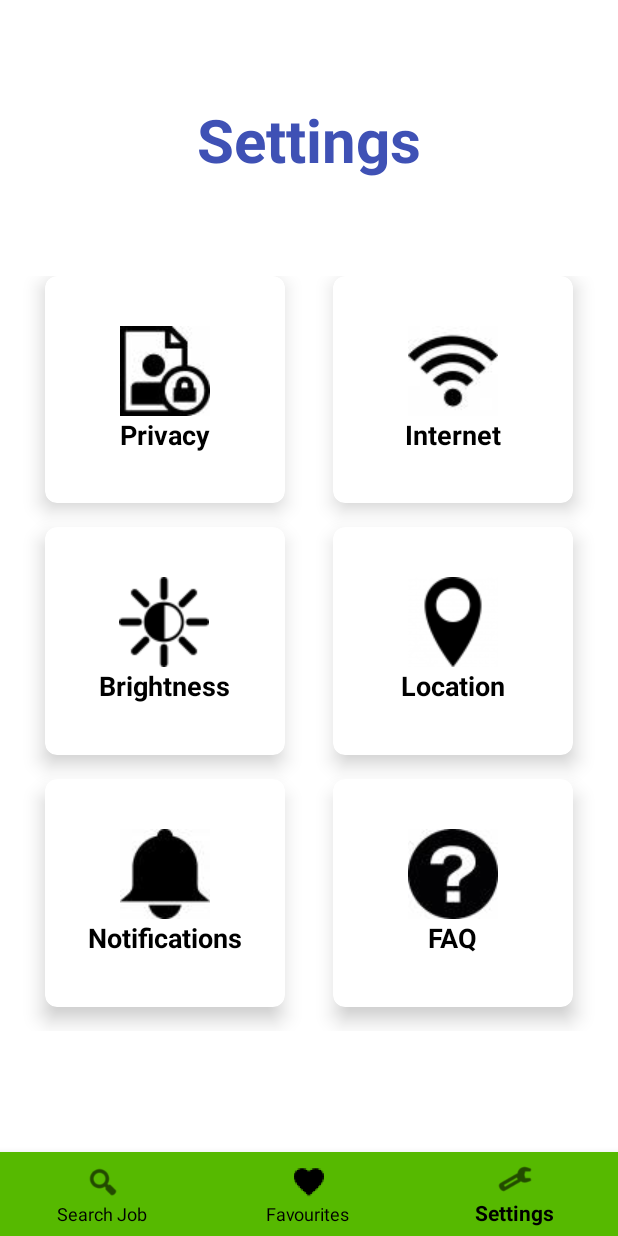
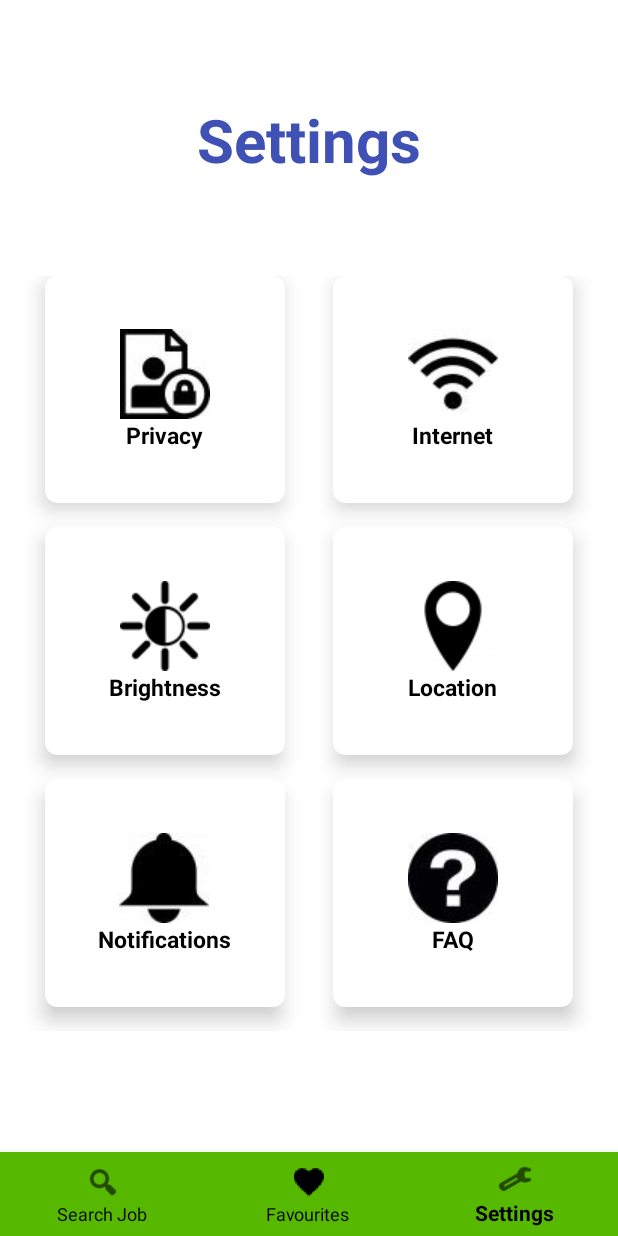
Before and after one commit to devduel/GitJobs, an Android app: the screen it shows after launch (RootActivity), item 3 of the bottom bar chosen, on a phone screen of 412 x 824 dp. Run offline under Robolectric (Android 15) with nearby library versions, the phone set to English and light mode, and no system bars.

Commit message:
Some layout changes.

```diff
--- a/app/src/main/res/drawable/round_track.xml
+++ b/app/src/main/res/drawable/round_track.xml
@@ -2,14 +2,14 @@
 <selector xmlns:android="http://schemas.android.com/apk/res/android">
 <item android:state_checked="true" >
     <shape android:shape="rectangle">
-        <solid android:color="@color/colorGreen" ></solid>
+        <solid android:color="@color/blue" ></solid>
 
         <corners android:radius="20dp"/>
     </shape>
 </item>
     <item android:state_checked="false">
         <shape android:shape="rectangle">
-            <solid android:color="@color/red" ></solid>
+            <solid android:color="@color/blue1" ></solid>
             <corners android:radius="20dp"/>
         </shape>
     </item>
--- a/app/src/main/res/layout/fragment_settings.xml
+++ b/app/src/main/res/layout/fragment_settings.xml
@@ -55,7 +55,7 @@
                 android:layout_margin="16dp"
                 android:orientation="vertical"
                 android:layout_width="wrap_content"
-                android:layout_height="wrap_content">
+                android:layout_height="80dp">
 
                 <ImageView
                     android:src="@drawable/privacy"
@@ -66,7 +66,7 @@
                     android:text="Privacy"
                     android:layout_gravity="center"
                     android:textColor="@android:color/black"
-                    android:textSize="18sp"
+                    android:textSize="15sp"
                     android:textStyle="bold"
                     android:layout_width="wrap_content"
                     android:layout_height="wrap_content" />
@@ -92,7 +92,7 @@
                 android:layout_margin="16dp"
                 android:orientation="vertical"
                 android:layout_width="wrap_content"
-                android:layout_height="wrap_content">
+                android:layout_height="80dp">
 
                 <ImageView
                     android:src="@drawable/wifi"
@@ -103,7 +103,7 @@
                     android:text="Internet"
                     android:layout_gravity="center"
                     android:textColor="@android:color/black"
-                    android:textSize="18sp"
+                    android:textSize="15sp"
                     android:textStyle="bold"
                     android:layout_width="wrap_content"
                     android:layout_height="wrap_content" />
@@ -131,7 +131,7 @@
                 android:layout_margin="16dp"
                 android:orientation="vertical"
                 android:layout_width="wrap_content"
-                android:layout_height="wrap_content">
+                android:layout_height="80dp">
 
                 <ImageView
                     android:src="@drawable/brightness"
@@ -142,7 +142,7 @@
                     android:text="Brightness"
                     android:layout_gravity="center"
                     android:textColor="@android:color/black"
-                    android:textSize="18sp"
+                    android:textSize="15sp"
                     android:textStyle="bold"
                     android:layout_width="wrap_content"
                     android:layout_height="wrap_content" />
@@ -168,7 +168,7 @@
                 android:layout_margin="16dp"
                 android:orientation="vertical"
                 android:layout_width="wrap_content"
-                android:layout_height="wrap_content">
+                android:layout_height="80dp">
 
                 <ImageView
                     android:src="@drawable/location"
@@ -179,7 +179,7 @@
                     android:text="Location"
                     android:layout_gravity="center"
                     android:textColor="@android:color/black"
-                    android:textSize="18sp"
+                    android:textSize="15sp"
                     android:textStyle="bold"
                     android:layout_width="wrap_content"
                     android:layout_height="wrap_content" />
@@ -207,7 +207,7 @@
                 android:layout_margin="16dp"
                 android:orientation="vertical"
                 android:layout_width="wrap_content"
-                android:layout_height="wrap_content">
+                android:layout_height="80dp">
 
                 <ImageView
                     android:src="@drawable/notification"
@@ -218,7 +218,7 @@
                     android:text="Notifications"
                     android:layout_gravity="center"
                     android:textColor="@android:color/black"
-                    android:textSize="18sp"
+                    android:textSize="15sp"
                     android:textStyle="bold"
                     android:layout_width="wrap_content"
                     android:layout_height="wrap_content" />
@@ -244,7 +244,7 @@
                 android:layout_margin="16dp"
                 android:orientation="vertical"
                 android:layout_width="wrap_content"
-                android:layout_height="wrap_content">
+                android:layout_height="80dp">
 
                 <ImageView
                     android:src="@drawable/faq"
@@ -255,7 +255,7 @@
                     android:text="FAQ"
                     android:layout_gravity="center"
                     android:textColor="@android:color/black"
-                    android:textSize="18sp"
+                    android:textSize="15sp"
                     android:textStyle="bold"
                     android:layout_width="wrap_content"
                     android:layout_height="wrap_content" />
--- a/app/src/main/res/values/colors.xml
+++ b/app/src/main/res/values/colors.xml
@@ -17,6 +17,7 @@
     <color name="title">#222222</color>
 
     <color name="blue">#3F51B5</color>
+    <color name="blue1">#25306c</color>
     <color name="red">#F44336</color>
 
     <color name="colorPrimaryLightMode">#56B900</color>
--- a/app/src/main/res/values/styles.xml
+++ b/app/src/main/res/values/styles.xml
@@ -11,7 +11,7 @@
         <item name="colorBottomNavigationBackground">
             @color/colorBottomNavigationBackgroundLightMode
         </item>
-        <item name="colorEditTextBackground">@color/colorEditTextBackgroundLightMode</item>
+        <item name="colorEditTextBackground">@color/colorEditTextBackgroundDarkMode</item>
         <item name="colorHint">@color/colorHintLightMode</item>
         <item name="colorThumb">@color/colorThumb</item>
         <item name="colorText">@color/colorTextLightMode</item>
```
Also changed, not shown: app/src/main/res/layout/fragment_search.xml (+4 -4 lines).
